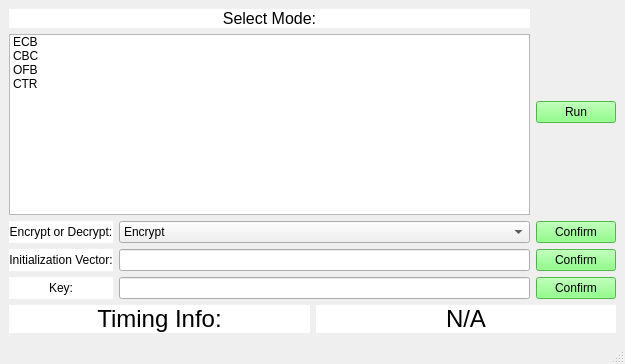
cjm1313/ECE-1895-Junior-Design-Project, file app/aes_app.ui: the form before one commit.
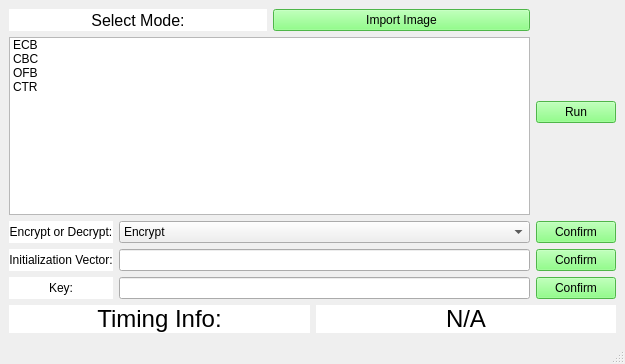
The form after the commit.

```diff
--- a/app/aes_app.ui
+++ b/app/aes_app.ui
@@ -21,6 +21,8 @@
       <item row="0" column="0">
        <layout class="QVBoxLayout" name="verticalLayout">
         <item>
+         <layout class="QHBoxLayout" name="horizontalLayout">
+          <item>
          <widget class="QLabel" name="select_mode_label">
           <property name="font">
            <font>
@@ -38,6 +40,18 @@
            <set>Qt::AlignCenter</set>
           </property>
          </widget>
+          </item>
+          <item>
+           <widget class="QPushButton" name="import_button">
+            <property name="styleSheet">
+             <string notr="true">background-color: rgb(110, 255, 102);</string>
+            </property>
+            <property name="text">
+             <string>Import Image</string>
+            </property>
+           </widget>
+          </item>
+         </layout>
         </item>
         <item>
          <widget class="QListWidget" name="select_mode_list">
```
Lines whose indentation alone changed are shown as unchanged.
